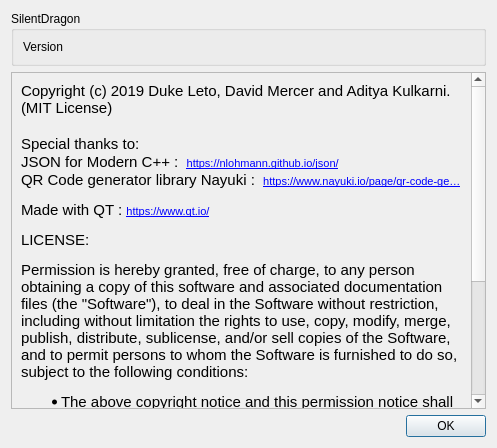
Qt form src/about.ui (ZcashFoundation/zecwallet) before a commit.
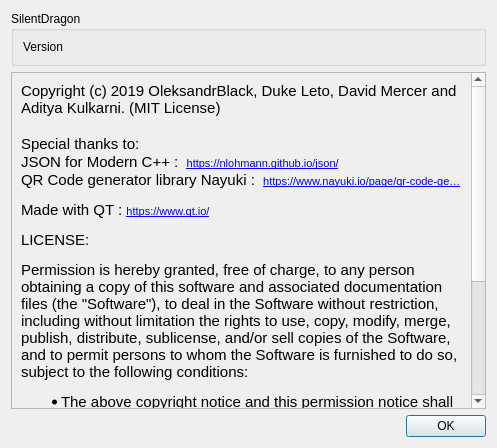
The same form after that commit.

```diff
--- a/src/about.ui
+++ b/src/about.ui
@@ -52,7 +52,7 @@
 &lt;html&gt;&lt;head&gt;&lt;meta name=&quot;qrichtext&quot; content=&quot;1&quot; /&gt;&lt;style type=&quot;text/css&quot;&gt;
 p, li { white-space: pre-wrap; }
 &lt;/style&gt;&lt;/head&gt;&lt;body style=&quot; font-family:'MS Shell Dlg 2'; font-size:8.1pt; font-weight:400; font-style:normal;&quot;&gt;
-&lt;p style=&quot; margin-top:0px; margin-bottom:0px; margin-left:0px; margin-right:0px; -qt-block-indent:0; text-indent:0px;&quot;&gt;&lt;span style=&quot; font-family:'Ubuntu'; font-size:11pt;&quot;&gt;Copyright (c) 2019 Duke Leto, David Mercer and Aditya Kulkarni. (MIT License)&lt;/span&gt;&lt;/p&gt;
+&lt;p style=&quot; margin-top:0px; margin-bottom:0px; margin-left:0px; margin-right:0px; -qt-block-indent:0; text-indent:0px;&quot;&gt;&lt;span style=&quot; font-family:'Ubuntu'; font-size:11pt;&quot;&gt;Copyright (c) 2019 OleksandrBlack, Duke Leto, David Mercer and Aditya Kulkarni. (MIT License)&lt;/span&gt;&lt;/p&gt;
 &lt;p style=&quot;-qt-paragraph-type:empty; margin-top:0px; margin-bottom:0px; margin-left:0px; margin-right:0px; -qt-block-indent:0; text-indent:0px; font-family:'Ubuntu'; font-size:11pt;&quot;&gt;&lt;br /&gt;&lt;/p&gt;
 &lt;p style=&quot; margin-top:0px; margin-bottom:0px; margin-left:0px; margin-right:0px; -qt-block-indent:0; text-indent:0px;&quot;&gt;&lt;span style=&quot; font-family:'Ubuntu'; font-size:11pt;&quot;&gt;Special thanks to:&lt;/span&gt;&lt;/p&gt;
 &lt;p style=&quot; margin-top:0px; margin-bottom:0px; margin-left:0px; margin-right:0px; -qt-block-indent:0; text-indent:0px;&quot;&gt;&lt;span style=&quot; font-family:'Ubuntu'; font-size:11pt;&quot;&gt;JSON for Modern C++ :  &lt;/span&gt;&lt;a href=&quot;https://nlohmann.github.io/json/&quot;&gt;&lt;span style=&quot; font-size:8pt; text-decoration: underline; color:#0000ff;&quot;&gt;https://nlohmann.github.io/json/&lt;/span&gt;&lt;/a&gt;&lt;/p&gt;
```
